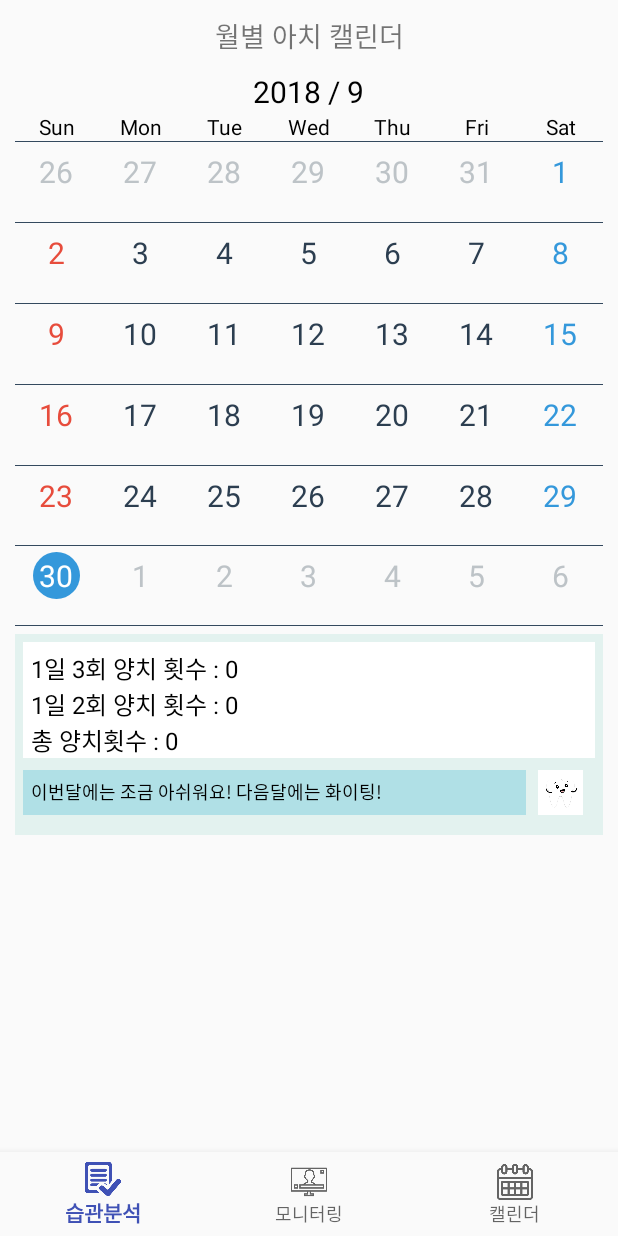
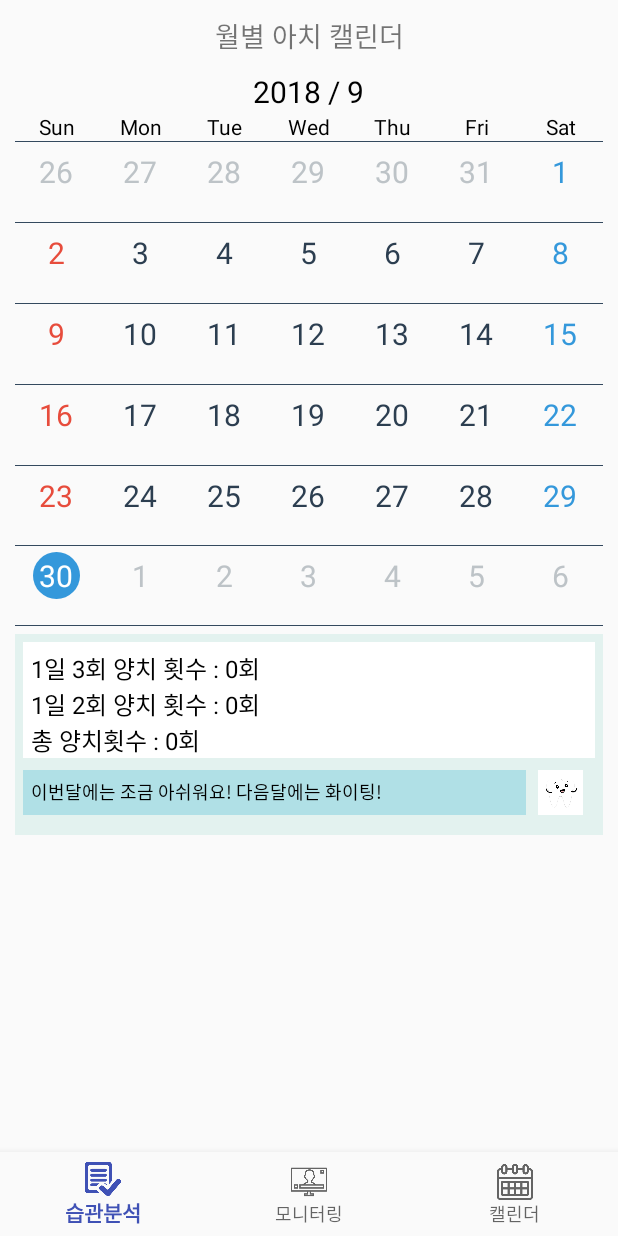
Before and after one commit to Team-Achi/Android, an Android app: the fragment CalendarFragment placed in its activity, after a tap on "30", on a phone screen of 412 x 824 dp. Run offline under Robolectric (Android 15) with nearby library versions, the phone set to English and light mode, and no system bars; network calls fail; 1 statement that could not run was skipped.

Commit message:
캘린더 리펙토링

```diff
--- a/app/src/main/java/com/example/administrator/achi/fragment/CalendarFragment.kt
+++ b/app/src/main/java/com/example/administrator/achi/fragment/CalendarFragment.kt
@@ -62,29 +62,30 @@ class CalendarFragment : Fragment(){
                 threetime = 0;
                 alltime = 0;
 
-                for (i in 0 until agendaList.size)
-                if(agendaList[i].year == year && agendaList[i].month ==month){
-                    if(agendaList[i].color == Color.parseColor("#1ABC9D")){
-                        threetime++
-                    }
-                    if(agendaList[i].color == Color.parseColor("#3498DB")){
-                        twotime++
-                    }
-                    if(agendaList[i].color == Color.parseColor("#E74C3C")){
-                        onetime++
+                for (i in 0 until agendaList.size) {
+                    if (agendaList[i].year == year && agendaList[i].month == month) {
+                        if (agendaList[i].color == Color.parseColor("#1ABC9D")) {
+                            threetime++
+                        }
+                        if (agendaList[i].color == Color.parseColor("#3498DB")) {
+                            twotime++
+                        }
+                        if (agendaList[i].color == Color.parseColor("#E74C3C")) {
+                            onetime++
+                        }
                     }
                 }
-
                 twotime = twotime - threetime
-                onetime = twotime - threetime - twotime
-                alltime = onetime + twotime + threetime
+                onetime = onetime - threetime - twotime
+                alltime = onetime + (2*twotime) + (3*threetime)
 
                 var comment = thisView!!.findViewById<TextView>(R.id.calendarcoment)
                 var three = "1일 3회 양치 횟수 : "
                 var two = "\n1일 2회 양치 횟수 : "
                 var all = "\n총 양치횟수 : "
-                var comments = three + threetime.toString() + two + twotime.toString() + all + alltime.toString()
+                var comments = three + threetime.toString()+"회" + two + twotime.toString()+"회" + all + alltime.toString()+"회"
                 comment.text = comments
+                calendarView.agendaList = agendaList
             }
         })
 
@@ -155,6 +156,35 @@ class CalendarFragment : Fragment(){
 
 
 */
+        onetime = 0;
+        twotime = 0;
+        threetime = 0;
+        alltime = 0;
+
+        for (i in 0 until agendaList.size) {
+            if (agendaList[i].year == calendarView.getCurrentYear() && agendaList[i].month == calendarView.getCurrentMonth()) {
+                if (agendaList[i].color == Color.parseColor("#1ABC9D")) {
+                    threetime++
+                }
+                if (agendaList[i].color == Color.parseColor("#3498DB")) {
+                    twotime++
+                }
+                if (agendaList[i].color == Color.parseColor("#E74C3C")) {
+                    onetime++
+                }
+            }
+        }
+        twotime = twotime - threetime
+        onetime = onetime - threetime - twotime
+        alltime = onetime + (2*twotime) + (3*threetime)
+
+        var comment = thisView!!.findViewById<TextView>(R.id.calendarcoment)
+        var three = "1일 3회 양치 횟수 : "
+        var two = "\n1일 2회 양치 횟수 : "
+        var all = "\n총 양치횟수 : "
+        var comments = three + threetime.toString()+"회" + two + twotime.toString()+"회" + all + alltime.toString()+"회"
+        comment.text = comments
+
         calendarView.agendaList = agendaList
             return thisView
 
--- a/app/src/main/res/layout/fragment_calendar.xml
+++ b/app/src/main/res/layout/fragment_calendar.xml
@@ -53,7 +53,6 @@
                 android:background="#FFFFFF"
                 android:paddingLeft="5dp"
                 android:paddingTop="5dp"
-                android:text="1일 3회 양치 횟수 : 8회\n1일 2회 양치 횟수 : 6회\n총 양치횟수 36회\n평균 양치시간 : 2분 33초\n\n평균 양치 시간이 짧습니다^_^\n반드시 규칙적으로 일 3회 양치하시기 바랍니다."
                 android:textColor="#000000"
                 android:textSize="16sp" />
 
```
